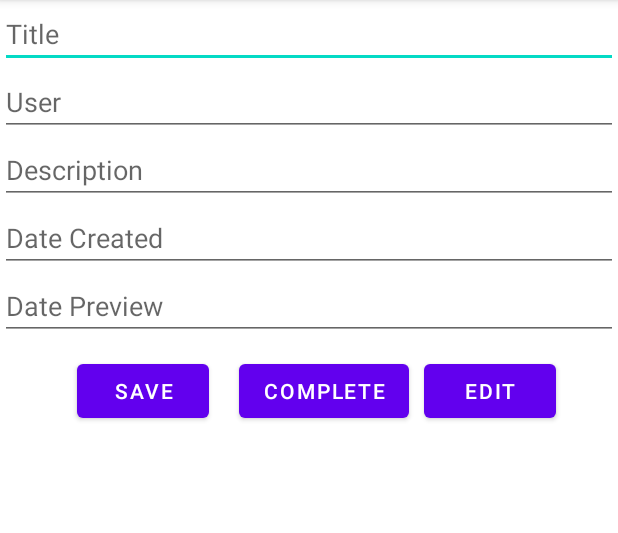
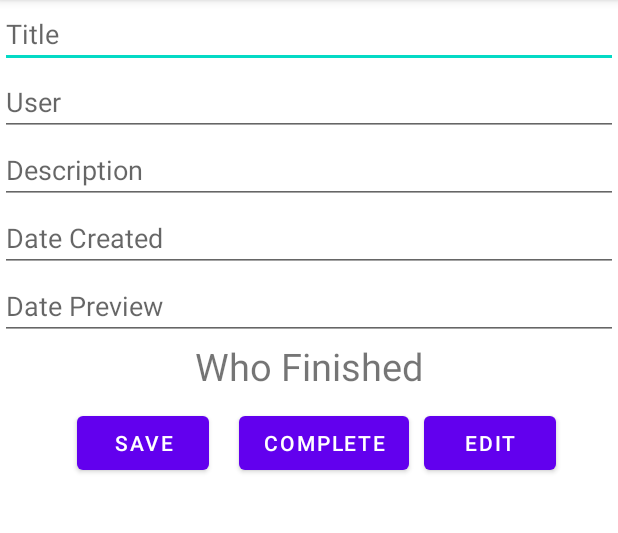
Before and after one commit to vinicius-ricardoADS/SharedList, an Android app: the TaskActivity screen opened directly, with no data from a screen before it, on a phone screen of 412 x 824 dp, the part 84-617 px from its top. Run offline under Robolectric (Android 15) with nearby library versions, the phone set to English and light mode, and no system bars; our stand-ins replace Firebase (no records; nobody signed in at launch, a user with empty details on screens opened directly).

Commit message:
feat: conclusão do projeto

```diff
--- a/app/src/main/java/br/edu/ifsp/ads/sharedlist/model/Task.kt
+++ b/app/src/main/java/br/edu/ifsp/ads/sharedlist/model/Task.kt
@@ -16,6 +16,8 @@ data class Task(
     @NonNull
     val userWhoCreated: String = "",
     @NonNull
+    val userWhoFinished: String = "",
+    @NonNull
     val dateCreation: String = "",
     @NonNull
     val description: String = "",
--- a/app/src/main/java/br/edu/ifsp/ads/sharedlist/view/BasicActivity.kt
+++ b/app/src/main/java/br/edu/ifsp/ads/sharedlist/view/BasicActivity.kt
@@ -11,6 +11,7 @@ sealed class BasicActivity: AppCompatActivity() {
     protected val EXTRA_EDIT_TASK = "EXTRA_EDIT_TASK"
     protected val EXTRA_CREATE_TASK = "EXTRA_CREATE_TASK"
     protected val EXTRA_VIEW_TASK = "EXTRA_VIEW_TASK"
+    protected val EXTRA_DETAIL_TASK = "EXTRA_DETAIL_TASK"
 
     protected val googleSignInOptions: GoogleSignInOptions by lazy {
         GoogleSignInOptions.Builder(GoogleSignInOptions.DEFAULT_SIGN_IN)
--- a/app/src/main/java/br/edu/ifsp/ads/sharedlist/view/TaskActivity.kt
+++ b/app/src/main/java/br/edu/ifsp/ads/sharedlist/view/TaskActivity.kt
@@ -4,6 +4,7 @@ import android.content.Intent
 import android.os.Build
 import android.os.Bundle
 import android.view.View
+import android.widget.Toast
 import br.edu.ifsp.ads.sharedlist.databinding.ActivityTaskBinding
 import br.edu.ifsp.ads.sharedlist.model.Task
 import com.google.firebase.auth.FirebaseAuth
@@ -28,6 +29,22 @@ class TaskActivity : BasicActivity() {
             intent.getParcelableExtra(EXTRA_TASK)
         }
 
+        val currentDate = LocalDate.now()
+        val dateFormat = DateTimeFormatter.ofPattern("dd/MM/yyyy")
+        val formattedDate = currentDate.format(dateFormat)
+        val firebaseAuth = FirebaseAuth.getInstance()
+        val currentUser: FirebaseUser? = firebaseAuth.currentUser
+
+        val viewTask = intent.getBooleanExtra(EXTRA_VIEW_TASK, false)
+        val editTask = intent.getBooleanExtra(EXTRA_EDIT_TASK, true)
+        val taskCompleted = intent.getBooleanExtra(EXTRA_DETAIL_TASK, false)
+
+        if (taskCompleted) {
+            atmb.userWhoFinishedEt.visibility = View.VISIBLE
+        } else {
+            atmb.userWhoFinishedEt.visibility = View.GONE
+        }
+
         receivedTask?.let { _receivedTask ->
             with (atmb) {
                 with (_receivedTask) {
@@ -36,11 +53,9 @@ class TaskActivity : BasicActivity() {
                     descriptionEt.setText(description)
                     dateCreatedEt.setText(dateCreation)
                     datePreviewEt.setText(datePreview)
+                    userWhoFinishedEt.setText(userWhoFinished)
                 }
             }
-
-            val viewTask = intent.getBooleanExtra(EXTRA_VIEW_TASK, false)
-            val editTask = intent.getBooleanExtra(EXTRA_EDIT_TASK, true)
 
             with (atmb) {
                 titleEt.isEnabled = !viewTask
@@ -48,6 +63,7 @@ class TaskActivity : BasicActivity() {
                 descriptionEt.isEnabled = !viewTask
                 dateCreatedEt.isEnabled = !editTask
                 datePreviewEt.isEnabled = !viewTask
+                userWhoFinishedEt.isEnabled = !viewTask
                 saveBt.visibility = if (viewTask) View.GONE else View.VISIBLE
                 editBt.visibility = if (viewTask) View.GONE else View.VISIBLE
             }
@@ -62,7 +78,8 @@ class TaskActivity : BasicActivity() {
                             dateCreation = dateCreation,
                             datePreview = datePreview,
                             description = description,
-                            finished = true
+                            finished = true,
+                            userWhoFinished = currentUser?.email.toString()
                         )
 
                         val resultIntent = Intent()
@@ -76,6 +93,8 @@ class TaskActivity : BasicActivity() {
             with (atmb) {
                 editBt.setOnClickListener {
                     with (_receivedTask) {
+                        if (_receivedTask.finished)
+                            Toast.makeText(this@TaskActivity, "Task não pode ser editada!", Toast.LENGTH_SHORT).show()
                         val task: Task = Task(
                             id = id, //operacao ternária (operador elvis)
                             title = titleEt.text.toString(),
@@ -83,7 +102,8 @@ class TaskActivity : BasicActivity() {
                             dateCreation = dateCreation,
                             datePreview = datePreviewEt.text.toString(),
                             description = descriptionEt.text.toString(),
-                            finished = finished
+                            finished = finished,
+                            userWhoFinished = ""
                         )
 
                         val resultIntent = Intent()
@@ -95,20 +115,12 @@ class TaskActivity : BasicActivity() {
             }
         }
 
-        val currentDate = LocalDate.now()
-        val dateFormat = DateTimeFormatter.ofPattern("dd/MM/yyyy")
-        val formattedDate = currentDate.format(dateFormat)
-        val firebaseAuth = FirebaseAuth.getInstance()
-        val currentUser: FirebaseUser? = firebaseAuth.currentUser
-
         with (atmb) {
             val createTask = intent.getBooleanExtra(EXTRA_CREATE_TASK, false)
             if (createTask) {
                 userEt.setText(currentUser?.email)
                 dateCreatedEt.setText(formattedDate)
             }
-
-
             saveBt.setOnClickListener{
                 val task: Task = Task(
                     id = generateId(), //operacao ternária (operador elvis)
@@ -117,7 +129,8 @@ class TaskActivity : BasicActivity() {
                     dateCreation =  dateCreatedEt.text.toString(),
                     datePreview = datePreviewEt.text.toString(),
                     description = descriptionEt.text.toString(),
-                    finished = false
+                    finished = false,
+                    userWhoFinished = ""
                 )
 
                 val resultIntent = Intent()
--- a/app/src/main/res/layout/activity_task.xml
+++ b/app/src/main/res/layout/activity_task.xml
@@ -56,6 +56,27 @@
         app:layout_constraintStart_toStartOf="parent"
         app:layout_constraintTop_toBottomOf="@+id/dateCreatedEt" />
 
+    <TextView
+        android:id="@+id/userWhoFinishedTv"
+        android:layout_width="match_parent"
+        android:layout_height="wrap_content"
+        android:text="Who Finished"
+        android:gravity="center"
+        android:textSize="25dp"
+        app:layout_constraintEnd_toEndOf="parent"
+        app:layout_constraintStart_toStartOf="parent"
+        app:layout_constraintTop_toBottomOf="@+id/datePreviewEt"/>
+
+    <TextView
+        android:id="@+id/userWhoFinishedEt"
+        android:layout_width="match_parent"
+        android:layout_height="wrap_content"
+        android:gravity="center"
+        android:textSize="20dp"
+        app:layout_constraintEnd_toEndOf="parent"
+        app:layout_constraintStart_toStartOf="parent"
+        app:layout_constraintTop_toBottomOf="@+id/userWhoFinishedTv" />
+
     <LinearLayout
         android:id="@+id/btnLl"
         android:layout_width="match_parent"
@@ -64,7 +85,7 @@
         android:gravity="center"
         app:layout_constraintEnd_toEndOf="parent"
         app:layout_constraintStart_toStartOf="parent"
-        app:layout_constraintTop_toBottomOf="@+id/datePreviewEt">
+        app:layout_constraintTop_toBottomOf="@+id/userWhoFinishedEt">
 
         <Button
             android:id="@+id/saveBt"
```
Also changed, not shown: app/src/main/java/br/edu/ifsp/ads/sharedlist/view/MainActivity.kt (+9 -6 lines).
